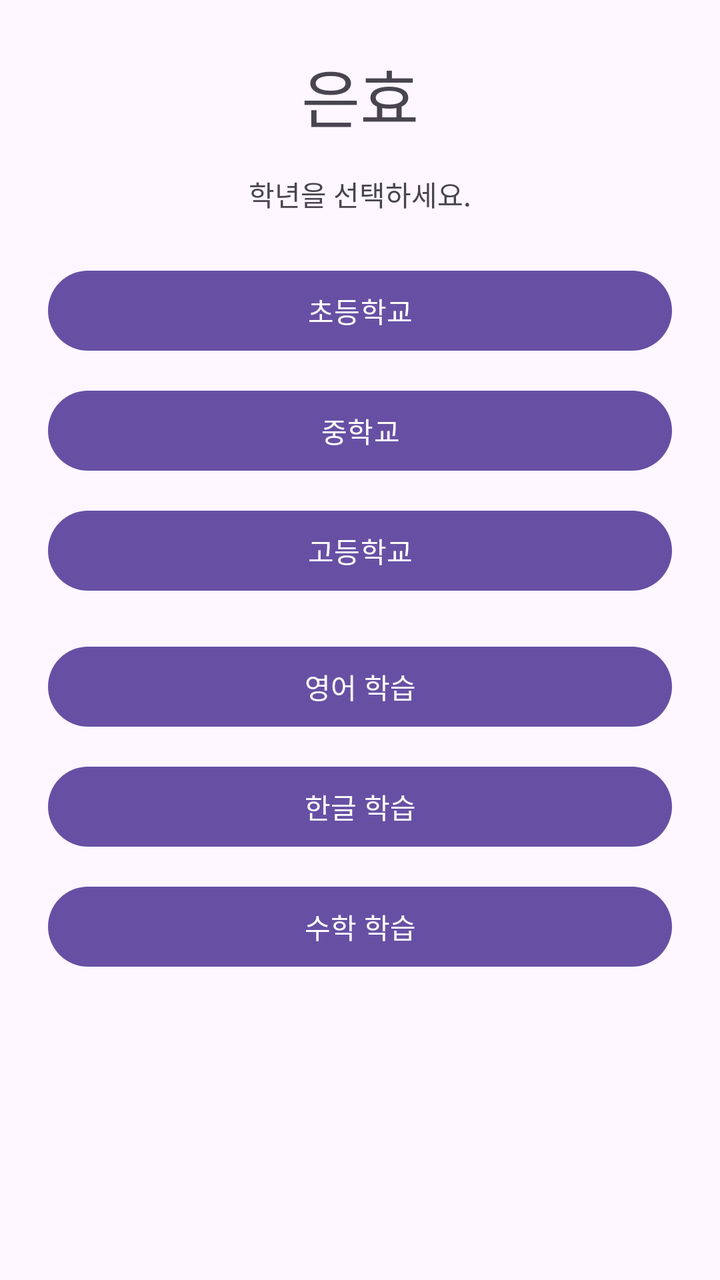
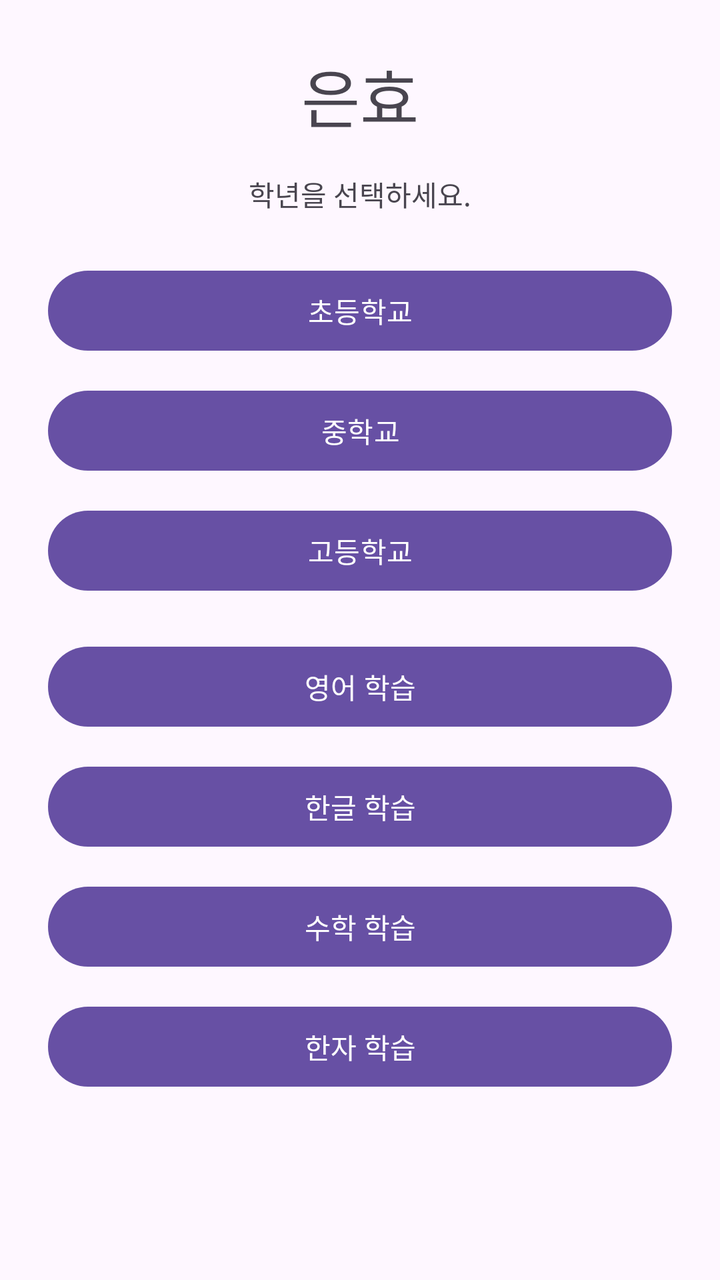

The first picture is an Android layout as it rendered before a commit; the second is the same layout after the commit. The layout source and the unified diff follow.
<!-- AndroidManifest.xml: application theme Theme.Eunhyo2 -->
<!-- res/layout/activity_main.xml -->
<?xml version="1.0" encoding="utf-8"?>
<ScrollView xmlns:android="http://schemas.android.com/apk/res/android"
    android:layout_width="match_parent"
    android:layout_height="match_parent">

    <LinearLayout
        android:layout_width="match_parent"
        android:layout_height="wrap_content"
        android:orientation="vertical"
        android:gravity="center_horizontal"
        android:padding="24dp">

        <TextView
            android:layout_width="wrap_content"
            android:layout_height="wrap_content"
            android:text="@string/app_name"
            android:textAppearance="@style/TextAppearance.Material3.HeadlineLarge" />

        <TextView
            android:id="@+id/textStatus"
            android:layout_width="wrap_content"
            android:layout_height="wrap_content"
            android:layout_marginTop="16dp"
            android:text="@string/select_grade" />

        <com.google.android.material.button.MaterialButton
            android:id="@+id/buttonElementary"
            android:layout_width="match_parent"
            android:layout_height="wrap_content"
            android:layout_marginTop="24dp"
            android:text="@string/elementary" />

        <com.google.android.material.button.MaterialButton
            android:id="@+id/buttonMiddle"
            android:layout_width="match_parent"
            android:layout_height="wrap_content"
            android:layout_marginTop="12dp"
            android:text="@string/middle" />

        <com.google.android.material.button.MaterialButton
            android:id="@+id/buttonHigh"
            android:layout_width="match_parent"
            android:layout_height="wrap_content"
            android:layout_marginTop="12dp"
            android:text="@string/high" />

        <com.google.android.material.button.MaterialButton
            android:id="@+id/buttonEnglishStudy"
            android:layout_width="match_parent"
            android:layout_height="wrap_content"
            android:layout_marginTop="20dp"
            android:text="@string/english_study" />

        <com.google.android.material.button.MaterialButton
            android:id="@+id/buttonKoreanStudy"
            android:layout_width="match_parent"
            android:layout_height="wrap_content"
            android:layout_marginTop="12dp"
            android:text="@string/korean_study" />

        <com.google.android.material.button.MaterialButton
            android:id="@+id/buttonMathStudy"
            android:layout_width="match_parent"
            android:layout_height="wrap_content"
            android:layout_marginTop="12dp"
            android:text="@string/math_study" />
    </LinearLayout>
</ScrollView>
<!-- resources referenced by this layout -->
<resources>
  <string name="app_name">은효</string>
  <string name="elementary">초등학교</string>
  <string name="english_study">영어 학습</string>
  <string name="high">고등학교</string>
  <string name="korean_study">한글 학습</string>
  <string name="math_study">수학 학습</string>
  <string name="middle">중학교</string>
  <string name="select_grade">학년을 선택하세요.</string>
  <style name="Theme.Eunhyo2" parent="Theme.Material3.DayNight.NoActionBar">
          <item name="android:windowLightStatusBar">true</item>
      </style>
</resources>

<!-- the commit's change to res/layout/activity_main.xml (unified diff, before → after) -->
@@ -64,5 +64,12 @@
             android:layout_height="wrap_content"
             android:layout_marginTop="12dp"
             android:text="@string/math_study" />
+
+        <com.google.android.material.button.MaterialButton
+            android:id="@+id/buttonHanjaStudy"
+            android:layout_width="match_parent"
+            android:layout_height="wrap_content"
+            android:layout_marginTop="12dp"
+            android:text="한자 학습" />
     </LinearLayout>
 </ScrollView>
